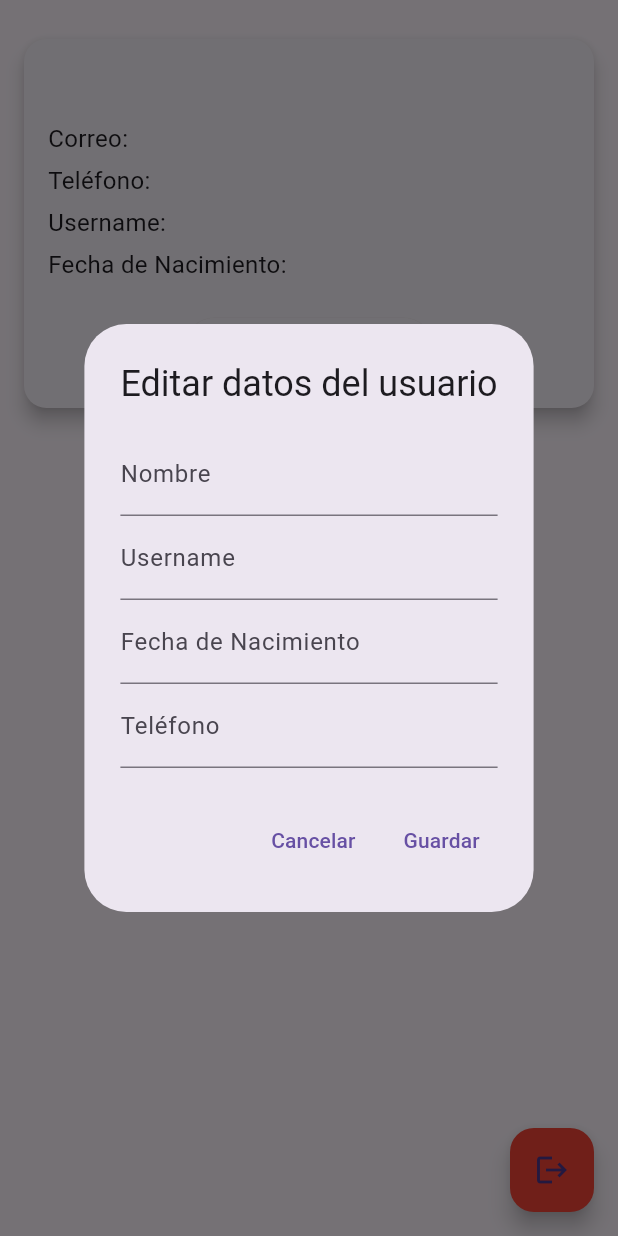
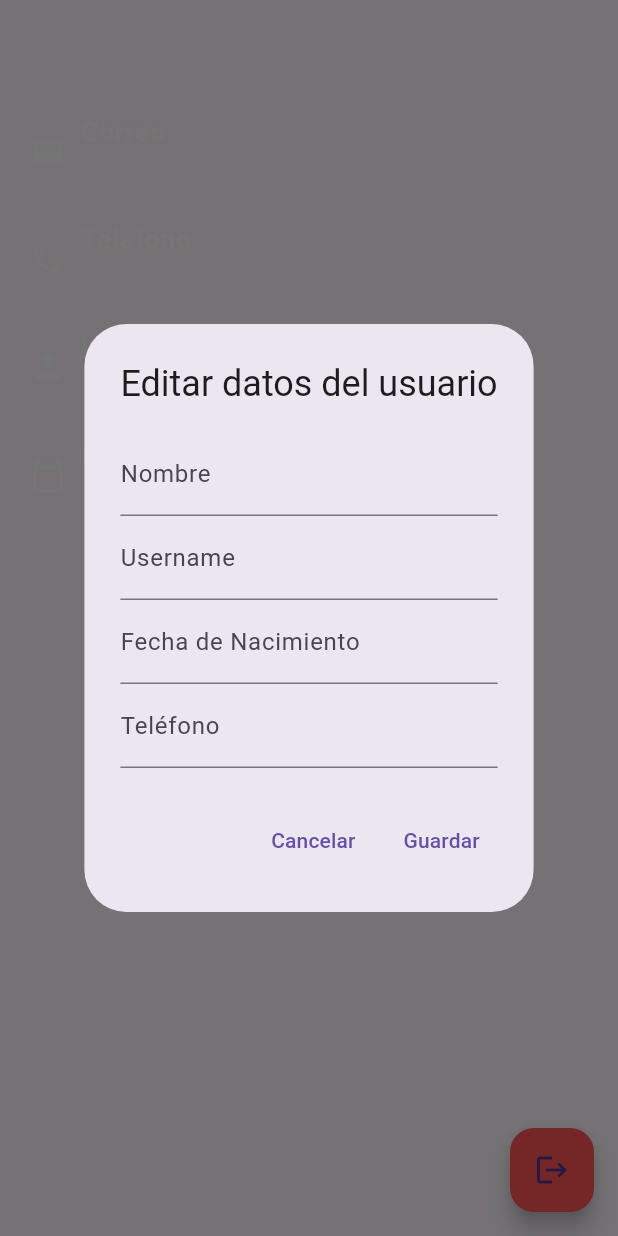
Before and after one commit to chente09/app_screen, a Flutter app: the PerfilUserScreen screen opened directly, after a tap on "Editar Información", on a phone screen of 412 x 824 dp. Run offline on Flutter 3.47's test engine with Material 3 defaults, Android fonts, the phone set to English and light mode, and no system bars; our stand-ins replace file_picker, firebase_auth, firebase_core, firebase_database, firebase_storage, video_player; accounts and stored records are empty.

Commit message:
User Screen

```diff
--- a/lib/navigators/bottomNavigator.dart
+++ b/lib/navigators/bottomNavigator.dart
@@ -46,7 +46,7 @@ class _CuerpoState extends State<Cuerpo> {
 
   int indice = 0;
 
-  List<String> titulos = ["Home", "Profile"];
+  List<String> titulos = ["Home", "Perfil"];
 
   List<Widget> paginas = [HomeScreen(), PerfilUserScreen()];
 
@@ -55,7 +55,7 @@ class _CuerpoState extends State<Cuerpo> {
     return Scaffold(
       appBar: AppBar(
         title: Text(titulos[indice]),
-
+        backgroundColor: Colors.transparent,
         actions: [
           IconButton(
             onPressed: () {
--- a/lib/screens/perfilUserScreen.dart
+++ b/lib/screens/perfilUserScreen.dart
@@ -7,34 +7,27 @@ class PerfilUserScreen extends StatelessWidget {
   const PerfilUserScreen({super.key});
 
   Future<Map<String, dynamic>?> leer() async {
-    // Obtiene el UID del usuario autenticado
     final uid = FirebaseAuth.instance.currentUser?.uid;
     if (uid == null) {
-      return null; // Si no hay usuario autenticado, devuelve null
+      return null;
     }
-
-    // Referencia a los datos del usuario en Firebase
     DatabaseReference userRef = FirebaseDatabase.instance.ref('users/$uid');
     final snapshot = await userRef.get();
     final data = snapshot.value;
-
     if (data != null) {
-      // Si hay datos, los convierte en un mapa
       return Map<String, dynamic>.from(data as Map);
     } else {
-      return null; // Si no hay datos, devuelve null
+      return null;
     }
   }
 
   Future<void> actualizar(Map<String, dynamic> nuevosDatos) async {
     final uid = FirebaseAuth.instance.currentUser?.uid;
     if (uid == null) {
-      return; // No se puede actualizar si no hay usuario autenticado
+      return;
     }
-
-    // Referencia a los datos del usuario en Firebase
     DatabaseReference userRef = FirebaseDatabase.instance.ref('users/$uid');
-    await userRef.update(nuevosDatos); // Actualiza los datos en Firebase
+    await userRef.update(nuevosDatos);
   }
 
   void mostrarDialogoEdicion(BuildContext context, Map<String, dynamic> datos) {
@@ -60,8 +53,7 @@ class PerfilUserScreen extends StatelessWidget {
               ),
               TextField(
                 controller: dobController,
-                decoration:
-                    const InputDecoration(labelText: 'Fecha de Nacimiento'),
+                decoration: const InputDecoration(labelText: 'Fecha de Nacimiento'),
               ),
               TextField(
                 controller: phoneController,
@@ -104,78 +96,100 @@ class PerfilUserScreen extends StatelessWidget {
           return const Center(child: Text('Error al cargar los datos.'));
         } else {
           final data = snapshot.data!;
-          return ListView(
-            padding: const EdgeInsets.all(16.0),
-            children: [
-              Card(
-                margin: const EdgeInsets.symmetric(vertical: 10.0),
-                elevation: 5,
-                shape: RoundedRectangleBorder(
-                  borderRadius: BorderRadius.circular(15.0),
-                ),
-                child: Padding(
-                  padding: const EdgeInsets.all(16.0),
+          return Padding(
+            padding: const EdgeInsets.symmetric(horizontal: 20.0, vertical: 10.0),
             child: Column(
-                    crossAxisAlignment: CrossAxisAlignment.start,
+              crossAxisAlignment: CrossAxisAlignment.center,
               children: [
                 Text(
                   data['name'] ?? 'Nombre no disponible',
                   style: const TextStyle(
-                          fontSize: 20.0,
+                    fontSize: 32.0,
                     fontWeight: FontWeight.bold,
+                    color: Colors.white,
                   ),
                 ),
+                const SizedBox(height: 20),
+                // Datos del usuario con iconos y texto al lado
+                _buildDetailRow('Correo', data['email'], Icons.email),
                 const SizedBox(height: 10),
-                      Text(
-                        'Correo: ${data['email'] ?? 'No disponible'}',
-                        style: const TextStyle(fontSize: 16.0),
-                      ),
-                      const SizedBox(height: 5),
-                      Text(
-                        'Teléfono: ${data['phone'] ?? 'No disponible'}',
-                        style: const TextStyle(fontSize: 16.0),
-                      ),
-                      const SizedBox(height: 5),
-                      Text(
-                        'Username: ${data['username'] ?? 'No disponible'}',
-                        style: const TextStyle(fontSize: 16.0),
-                      ),
-                      const SizedBox(height: 5),
-                      Text(
-                        'Fecha de Nacimiento: ${data['dob'] ?? 'No disponible'}',
-                        style: const TextStyle(fontSize: 16.0),
-                      ),
-                      const SizedBox(height: 20),
+                _buildDetailRow('Teléfono', data['phone'], Icons.phone),
+                const SizedBox(height: 10),
+                _buildDetailRow('Username', data['username'], Icons.person),
+                const SizedBox(height: 10),
+                _buildDetailRow('Fecha de Nacimiento', data['dob'], Icons.calendar_today),
+                const SizedBox(height: 30),
+                // Botón de editar
                 Center(
                   child: ElevatedButton(
                     onPressed: () => mostrarDialogoEdicion(context, data),
-                          child: const Text('Editar Información'),
+                    style: ElevatedButton.styleFrom(
+                      padding: const EdgeInsets.symmetric(horizontal: 30.0, vertical: 12.0),
+                      shape: RoundedRectangleBorder(
+                        borderRadius: BorderRadius.circular(30.0),
+                      ),
+                    ),
+                    child: const Text(
+                      'Editar Información',
+                      style: TextStyle(fontSize: 16.0),
+                    ),
                   ),
                 ),
               ],
             ),
-                ),
-              ),
-            ],
           );
         }
       },
     );
   }
 
+  Widget _buildDetailRow(String label, String? value, IconData icon) {
+    return Padding(
+      padding: const EdgeInsets.only(bottom: 10.0),
+      child: Row(
+        children: [
+          Icon(icon, color: Colors.white),
+          const SizedBox(width: 10),
+          Column(
+            crossAxisAlignment: CrossAxisAlignment.start,
+            children: [
+              Text(
+                label,
+                style: const TextStyle(
+                  fontSize: 18.0,
+                  fontWeight: FontWeight.w600,
+                  color: Colors.white,
+                ),
+              ),
+              Text(
+                value ?? 'No disponible',
+                style: const TextStyle(
+                  fontSize: 18.0,
+                  color: Colors.white70,
+                ),
+              ),
+            ],
+          ),
+        ],
+      ),
+    );
+  }
+
   @override
   Widget build(BuildContext context) {
     return Scaffold(
-        body: usuarioListView(context),
-        // Cerrar sesión
+      body: SingleChildScrollView(
+        child: usuarioListView(context),
+      ),
       floatingActionButton: FloatingActionButton(
         child: const Icon(Icons.logout),
-          backgroundColor: Colors.red,
+        backgroundColor: Colors.redAccent,
         onPressed: () async {
           await FirebaseAuth.instance.signOut();
-            Navigator.push(context,
-                MaterialPageRoute(builder: (context) => Loginscreen()));
+          Navigator.push(
+              context, MaterialPageRoute(builder: (context) => Loginscreen()));
         },
-        ));
+      ),
+    );
   }
 }
```
Lines whose indentation alone changed are shown as unchanged.
